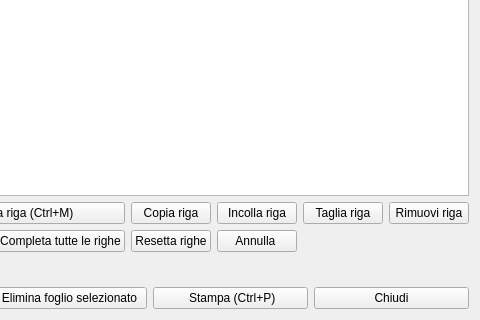
This is hworkprogram.ui in fblabs/hamlet-mod-sancon as Qt 5 draws it before an edit; both pictures show x 1064 to 1544 and y 318 to 638 of the 1544 by 638 pixel window. The edited form follows.
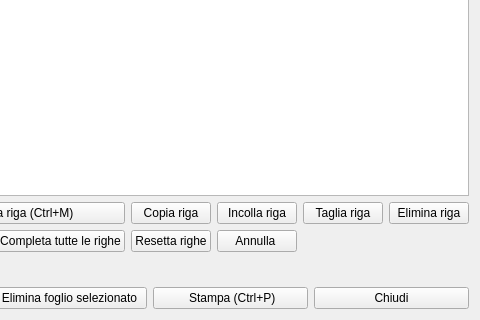
This is the edited form. Icons and pictures are not drawn.

Diff of the .ui file:
```diff
--- a/hworkprogram.ui
+++ b/hworkprogram.ui
@@ -357,7 +357,7 @@
        <item row="0" column="6">
         <widget class="QPushButton" name="pbRemove">
          <property name="text">
-          <string>Rimuovi riga</string>
+          <string>Elimina riga</string>
          </property>
          <property name="icon">
           <iconset resource="icons.qrc">
```
